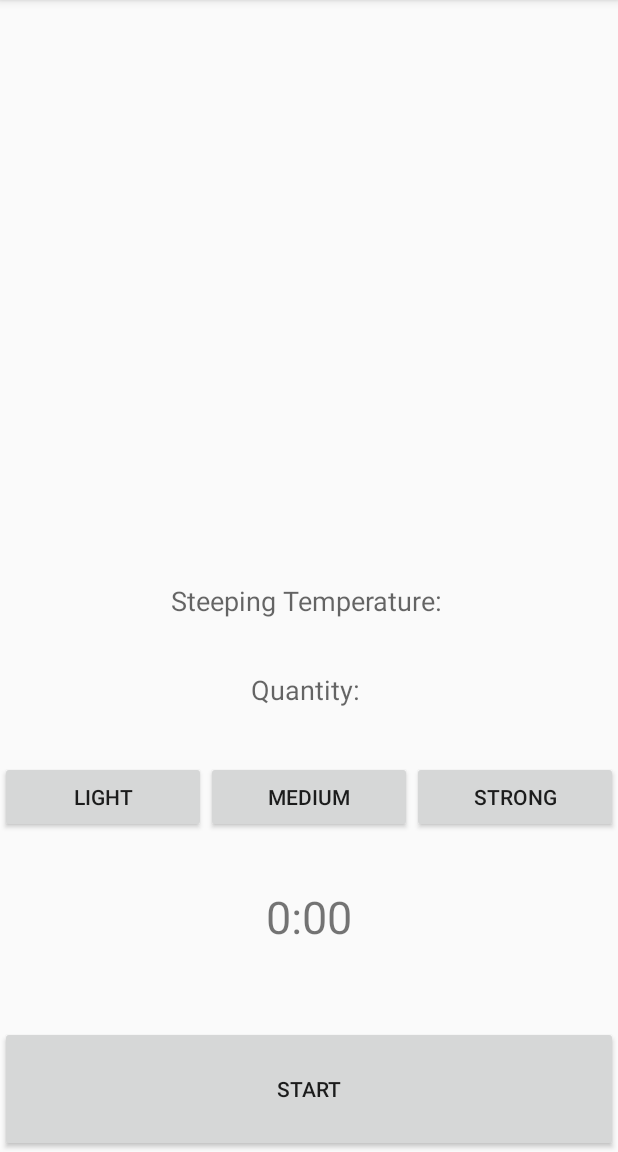
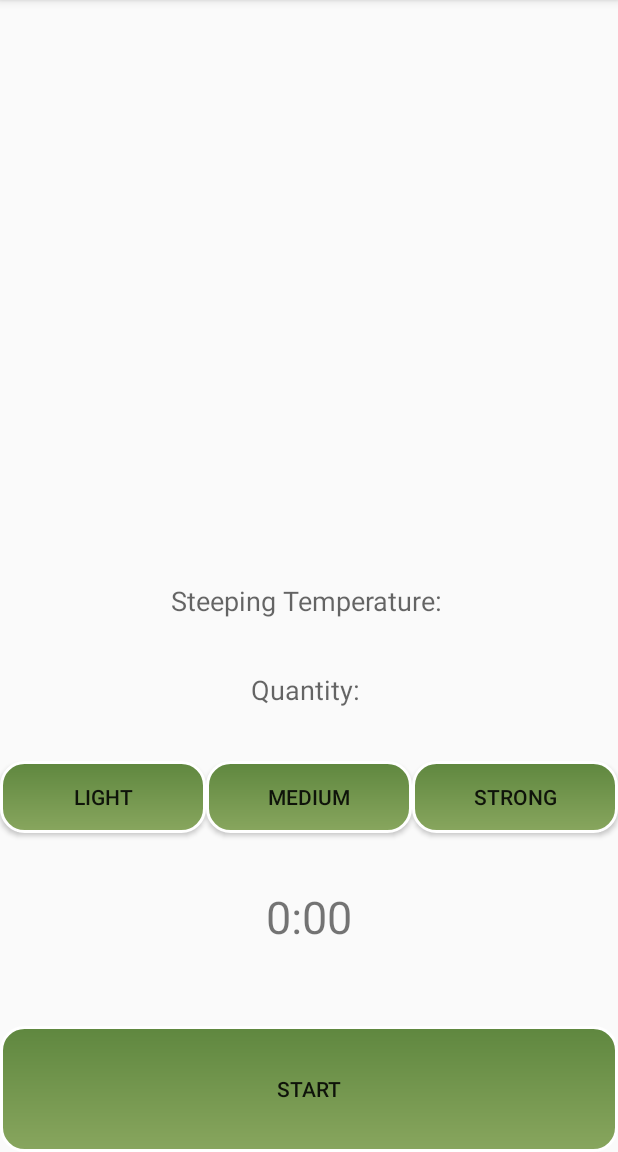
Before and after one commit to spelka/tea-da, an Android app: the TimerActivity screen opened directly, with no data from a screen before it, on a phone screen of 412 x 824 dp, the part 84-1236 px from its top. Run offline under Robolectric (Android 15) with nearby library versions, the phone set to English and light mode, and no system bars; our stand-ins replace CircleImageView, Room's generated code.

Commit message:
styled all buttons in the app with a drawable resource

```diff
--- /dev/null
+++ b/app/src/main/res/drawable/button_default.xml
@@ -0,0 +1,24 @@
+<?xml version="1.0" encoding="utf-8"?>
+<shape
+    xmlns:android="http://schemas.android.com/apk/res/android"
+    android:shape="rectangle">
+
+    <gradient
+        android:angle="90"
+        android:endColor="#5F873F"
+        android:startColor="#88A65E"/>
+
+    <padding
+        android:bottom="7dp"
+        android:top="7dp"
+        android:right="7dp"
+        android:left="7dp"/>
+
+    <stroke
+        android:width="2dp"
+        android:color="#FFFFFF"/>
+
+    <corners
+        android:radius="15dp"/>
+
+</shape>
--- a/app/src/main/res/layout/activity_timer.xml
+++ b/app/src/main/res/layout/activity_timer.xml
@@ -103,19 +103,22 @@
                 android:layout_width="wrap_content"
                 android:layout_height="wrap_content"
                 android:text="LIGHT"
-                android:layout_weight="1"/>
+                android:layout_weight="1"
+                android:background="@drawable/button_default"/>
             <Button
                 android:id="@+id/timer_button_steep_medium"
                 android:layout_width="wrap_content"
                 android:layout_height="wrap_content"
                 android:text="MEDIUM"
-                android:layout_weight="1"/>
+                android:layout_weight="1"
+                android:background="@drawable/button_default"/>
             <Button
                 android:id="@+id/timer_button_steep_strong"
                 android:layout_width="wrap_content"
                 android:layout_height="wrap_content"
                 android:text="STRONG"
-                android:layout_weight="1"/>
+                android:layout_weight="1"
+                android:background="@drawable/button_default"/>
         </LinearLayout>
     </LinearLayout>
 
@@ -160,7 +163,8 @@
             android:layout_width="match_parent"
             android:layout_height="wrap_content"
             android:text="Start"
-            android:layout_weight="10"/>
+            android:layout_weight="10"
+            android:background="@drawable/button_default"/>
 
     </LinearLayout>
 
```
